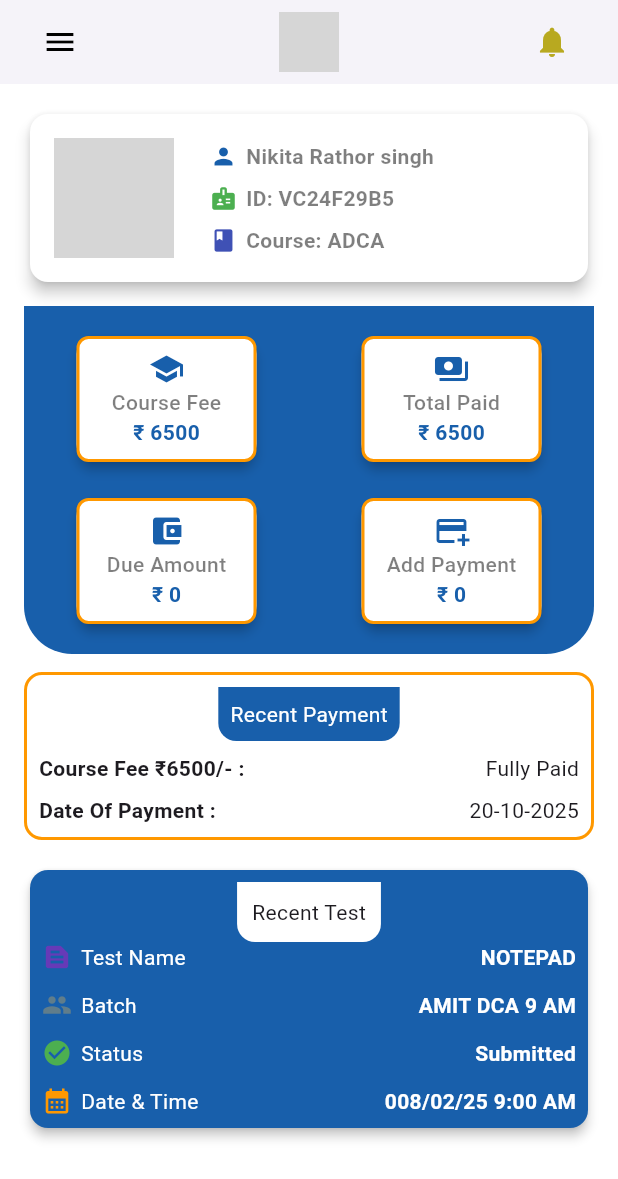
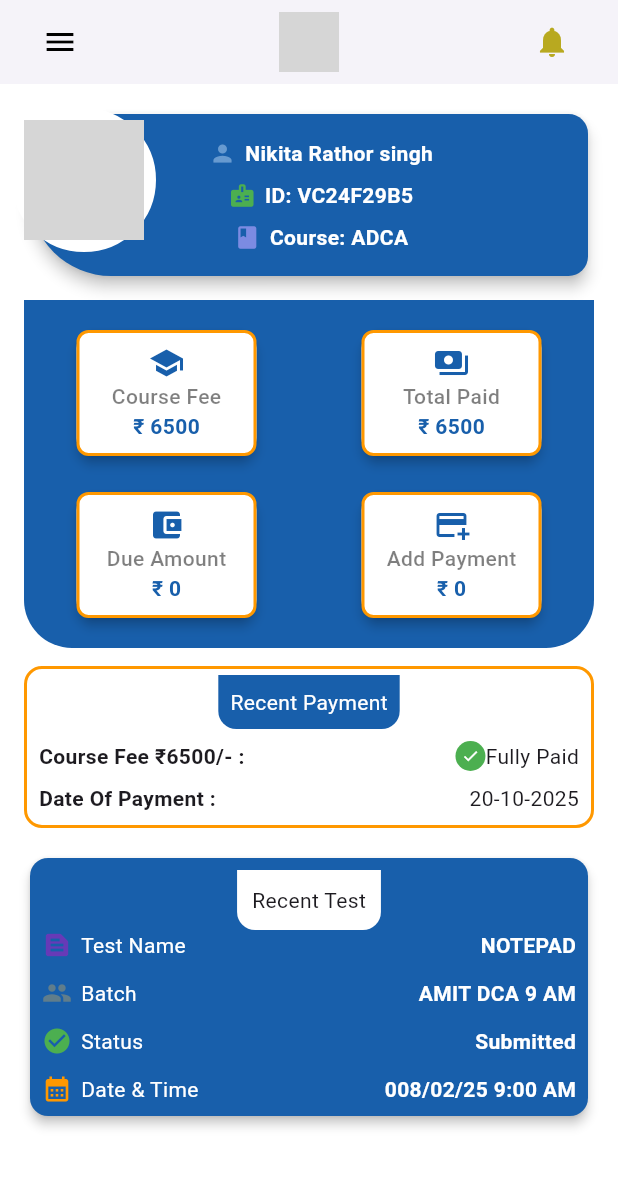
Before and after one commit to Suraj6624/vadanaTestapp, a Flutter app: the StudentDashboard screen opened directly, on a phone screen of 412 x 824 dp. Shown: the top 1179 px of the screen. Run offline on Flutter 3.47's test engine with Material 3 defaults, Android fonts, the phone set to English and light mode, and no system bars; network calls fail; grey boxes are pictures that could not be loaded.

Commit message:
18july2025

```diff
--- a/lib/screens/student_dashboard.dart
+++ b/lib/screens/student_dashboard.dart
@@ -1,7 +1,8 @@
 import 'package:flutter/material.dart';
 import 'package:testapp/utils/constant.dart';
 import 'package:testapp/widgets/builtrow.dart';
-import 'package:testapp/widgets/builtrowandelevation.dart';
+import 'package:testapp/screens/course.dart';
+import 'package:testapp/screens/payment.dart';
 
 class StudentDashboard extends StatefulWidget {
   const StudentDashboard({super.key});
@@ -11,18 +12,47 @@ class StudentDashboard extends StatefulWidget {
 }
 
 class _StudentDashboardState extends State<StudentDashboard> {
-  Widget _buildDrawerItem(String title, IconData icon, {VoidCallback? onTap}) {
-    return ListTile(
-      leading: Icon(icon, color: Color.fromARGB(255, 24, 95, 171)),
-      title: Text(
-        title,
-        style: TextStyle(color: Color.fromARGB(255, 43, 41, 41)),
-      ),
+  Widget _buildDrawerItem(
+    BuildContext context,
+    String title,
+    IconData icon, {
+    VoidCallback? onTap,
+    Widget? nextPage, // 👈 Optional destination page
+  }) {
+    return Padding(
+      padding: const EdgeInsets.symmetric(horizontal: 8, vertical: 16),
+      child: InkWell(
         onTap:
             onTap ??
             () {
-            Navigator.pop(context); // Closes the drawer
+              Navigator.pop(context);
+              if (nextPage != null) {
+                Navigator.push(
+                  context,
+                  MaterialPageRoute(builder: (context) => nextPage),
+                );
+              }
             },
+        child: Row(
+          children: [
+            Row(
+              children: [
+                Icon(icon, color: const Color.fromARGB(255, 24, 95, 171)),
+                const SizedBox(width: 8),
+                Text(
+                  title,
+                  style: const TextStyle(
+                    fontSize: 16,
+                    color: Color.fromARGB(255, 43, 41, 41),
+                  ),
+                ),
+              ],
+            ),
+            const Spacer(),
+            const Icon(Icons.arrow_forward_ios, size: 16, color: Colors.black),
+          ],
+        ),
+      ),
     );
   }
 
@@ -193,32 +223,85 @@ class _StudentDashboardState extends State<StudentDashboard> {
                     child: ListView(
                       children: [
                         SizedBox(height: 16),
-                        _buildDrawerItem('Home', Icons.home),
-
-                        _buildDrawerItem('Courses', Icons.menu_book),
-
-                        _buildDrawerItem('Payment', Icons.payment),
+                        _buildDrawerItem(
+                          context,
+                          'Home',
+                          Icons.home,
+                          nextPage: StudentDashboard(),
+                        ),
+                        _buildDrawerItem(
+                          context,
+                          'Courses',
+                          Icons.menu_book,
+                          nextPage: Course(),
+                        ),
+                        _buildDrawerItem(
+                          context,
+                          'Payment',
+                          Icons.payment,
+                          nextPage: Payment(),
+                        ),
 
                         _buildDrawerItem(
+                          context,
                           'Study Material',
                           Icons.import_contacts,
+                          nextPage: StudentDashboard(),
                         ),
 
-                        _buildDrawerItem('Test', Icons.text_snippet),
-                        _buildDrawerItem('Notice', Icons.notifications),
+                        _buildDrawerItem(
+                          context,
+                          'Test',
+                          Icons.text_snippet,
+                          nextPage: StudentDashboard(),
+                        ),
+                        _buildDrawerItem(
+                          context,
+                          'Notice',
+                          Icons.notifications,
+                          nextPage: StudentDashboard(),
+                        ),
 
-                        _buildDrawerItem('Contact', Icons.phone),
+                        _buildDrawerItem(
+                          context,
+                          'Contact',
+                          Icons.phone,
+                          nextPage: StudentDashboard(),
+                        ),
                       ],
                     ),
                   ),
                 ),
-                _buildDrawerItem(
+                Container(
+                  padding: EdgeInsets.all(8),
+                  width: double.infinity,
+                  child: InkWell(
+                    onTap: () {
+                      print('Tapped!');
+                    },
+                    child: Row(
+                      children: [
+                        Icon(
+                          Icons.logout,
+                          color: Color.fromARGB(255, 24, 95, 171),
+                        ),
+                        SizedBox(width: 8),
+                        Text(
                           'Logout',
-                  Icons.logout,
-                  onTap: () {
-                    Navigator.pop(context); // Close drawer
-                    Navigator.pop(context); // Navigate back to login
-                  },
+                          style: TextStyle(
+                            fontSize: 16,
+                            color: Colors.redAccent,
+                          ),
+                        ),
+                        Spacer(),
+                        const Icon(
+                          Icons.arrow_forward_ios,
+                          size: 16,
+                          color: Colors.black,
+                        ),
+                      ],
+                    ),
+                  ),
                 ),
               ],
             ),
@@ -268,44 +351,38 @@ class _StudentDashboardState extends State<StudentDashboard> {
             padding: EdgeInsetsGeometry.all(16),
             child: Column(
               children: [
+                Stack(
+                  clipBehavior: Clip.none,
+                  children: [
                     Card(
-                  color: Colors.white, // Background color
+                      color: PRIME_BLUE,
                       elevation: 4,
                       shape: RoundedRectangleBorder(
-                    borderRadius: BorderRadius.circular(12),
+                        borderRadius: BorderRadius.only(
+                          bottomRight: Radius.circular(24),
+                          topRight: Radius.circular(24),
+                          topLeft: Radius.circular(100),
+                          bottomLeft: Radius.circular(100),
+                        ),
+                      ),
+                      child: Padding(
+                        padding: const EdgeInsets.only(
+                          right: 16,
+                          bottom: 16,
+                          left: 32,
+                          top: 16,
                         ),
 
-                  child: Padding(
-                    padding: const EdgeInsets.all(16.0),
                         child: Row(
-                      mainAxisAlignment: MainAxisAlignment.start,
+                          mainAxisAlignment: MainAxisAlignment.center,
                           children: [
-                        Container(
-                          height: 80,
-                          width: 80,
-                          decoration: BoxDecoration(
-                            shape: BoxShape.circle,
-                            border: Border.all(color: Colors.orange, width: 2),
-                            image: const DecorationImage(
-                              image: NetworkImage(
-                                'https://vfpatna.com/assets/mUpload/1735040000NAVYA.jpg',
-                              ),
-                              fit: BoxFit.cover,
-                            ),
-                          ),
-                        ),
-
-                        // Image section
-                        const SizedBox(width: 24), // Spacing
-                        // Text section with icons
                             Column(
-                          crossAxisAlignment: CrossAxisAlignment.start,
                               children: const [
                                 Row(
                                   children: [
                                     Icon(
                                       Icons.person,
-                                  color: Color.fromARGB(255, 24, 95, 171),
+                                      color: Color.fromARGB(255, 103, 154, 208),
                                       size: 18,
                                     ),
                                     SizedBox(width: 6),
@@ -314,7 +391,7 @@ class _StudentDashboardState extends State<StudentDashboard> {
                                       style: TextStyle(
                                         fontSize: 14,
                                         fontWeight: FontWeight.bold,
-                                    color: PRIME_BLACK,
+                                        color: Colors.white,
                                       ),
                                     ),
                                   ],
@@ -333,7 +410,7 @@ class _StudentDashboardState extends State<StudentDashboard> {
                                       style: TextStyle(
                                         fontSize: 14,
                                         fontWeight: FontWeight.bold,
-                                    color: PRIME_BLACK,
+                                        color: Colors.white,
                                       ),
                                     ),
                                   ],
@@ -343,7 +420,7 @@ class _StudentDashboardState extends State<StudentDashboard> {
                                   children: [
                                     Icon(
                                       Icons.book,
-                                  color: Colors.indigo,
+                                      color: Color.fromARGB(255, 124, 139, 226),
                                       size: 18,
                                     ),
                                     SizedBox(width: 6),
@@ -352,7 +429,7 @@ class _StudentDashboardState extends State<StudentDashboard> {
                                       style: TextStyle(
                                         fontSize: 14,
                                         fontWeight: FontWeight.bold,
-                                    color: PRIME_BLACK,
+                                        color: Colors.white,
                                       ),
                                     ),
                                   ],
@@ -363,6 +440,35 @@ class _StudentDashboardState extends State<StudentDashboard> {
                         ),
                       ),
                     ),
+
+                    /// Image (partially outside)
+                    Positioned(
+                      left: -8, // adjust as needed
+                      top: 0, // vertically aligned with card
+                      child: Container(
+                        decoration: BoxDecoration(
+                          shape: BoxShape.circle,
+                          border: Border.all(color: Colors.white, width: 8),
+                        ),
+                        child: Container(
+                          height: 80,
+                          width: 80,
+                          decoration: BoxDecoration(
+                            shape: BoxShape.circle,
+                            border: Border.all(color: Colors.orange, width: 2),
+                            image: const DecorationImage(
+                              image: NetworkImage(
+                                'https://vfpatna.com/assets/mUpload/1735040000NAVYA.jpg',
+                              ),
+                              fit: BoxFit.cover,
+                            ),
+                          ),
+                        ),
+                      ),
+                    ),
+                  ],
+                ),
+
                 SizedBox(height: 12),
                 Container(
                   decoration: BoxDecoration(
@@ -427,7 +533,12 @@ class _StudentDashboardState extends State<StudentDashboard> {
                 SizedBox(height: 12),
                 Container(
                   width: double.infinity,
-                  padding: EdgeInsets.all(8),
+                  padding: EdgeInsets.only(
+                    top: 4,
+                    right: 8,
+                    bottom: 8,
+                    left: 8,
+                  ),
                   decoration: BoxDecoration(
                     border: Border.all(width: 2, color: Colors.orange),
                     borderRadius: BorderRadius.circular(12),
@@ -458,7 +569,24 @@ class _StudentDashboardState extends State<StudentDashboard> {
                               'Course Fee ₹6500/- :',
                               style: TextStyle(fontWeight: FontWeight.bold),
                             ),
+                            Row(
+                              children: [
+                                Container(
+                                  height: 20,
+                                  width: 20,
+                                  decoration: BoxDecoration(
+                                    color: Colors.green,
+                                    shape: BoxShape.circle,
+                                  ),
+                                  child: Icon(
+                                    Icons.check,
+                                    color: Colors.white,
+                                    size: 12,
+                                  ),
+                                ),
                                 Text('Fully Paid'),
+                              ],
+                            ),
                           ],
                         ),
                       ),
--- a/lib/widgets/builtrow.dart
+++ b/lib/widgets/builtrow.dart
@@ -1,5 +1,4 @@
 import 'package:flutter/material.dart';
-import 'package:testapp/utils/constant.dart';
 
 class BuiltRow extends StatelessWidget {
   final String label;
```
Also changed, not shown: lib/screens/payment.dart (added, +102 -0 lines), lib/widgets/appbar.dart (added, +30 -0 lines), lib/widgets/bottompage.dart (added, +32 -0 lines), lib/widgets/course_builtrow.dart (added, +38 -0 lines), lib/widgets/searchbar.dart (added, +24 -0 lines). Lines whose indentation alone changed are shown as unchanged.
